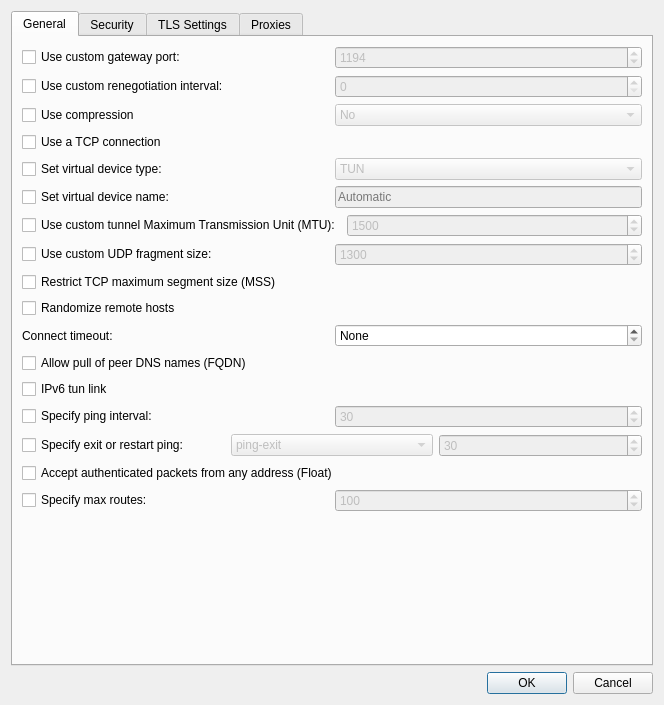
Above: vpn/openvpn/openvpnadvanced.ui from KDE/plasma-nm before the change. Below: the same form after it.
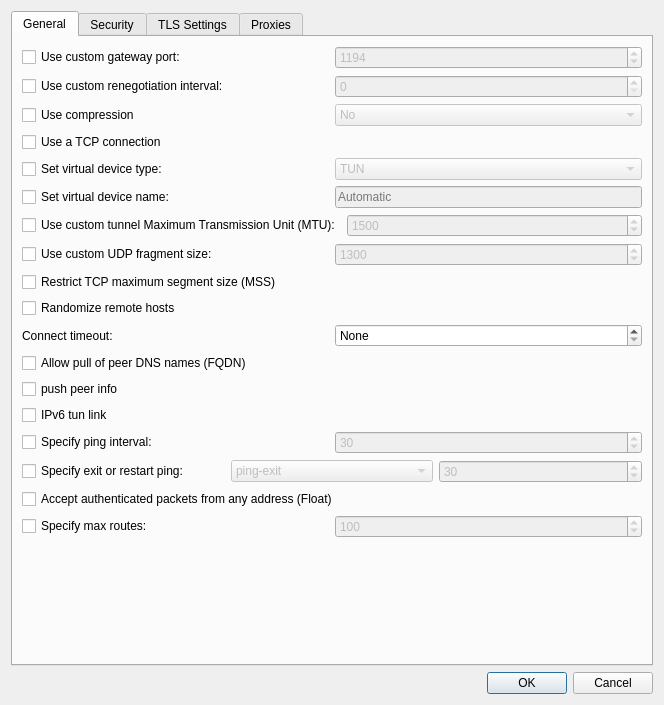
That is the form after the change. Custom widgets are drawn as their Qt base class.

Commit message: openvpn: Implement push-peer-info

Patch:
```diff
--- a/vpn/openvpn/openvpnadvanced.ui
+++ b/vpn/openvpn/openvpnadvanced.ui
@@ -361,6 +361,16 @@
          </property>
         </widget>
        </item>
+      <item>
+       <widget class="QCheckBox" name="chkPushPeerInfo">
+        <property name="toolTip">
+         <string>Push client information to the server for diagnostics.</string>
+        </property>
+        <property name="text">
+         <string>push peer info</string>
+        </property>
+       </widget>
+      </item>
        <item>
         <widget class="QCheckBox" name="chkIpv6TunLink">
          <property name="toolTip">
```
Left out of the diff: 1 changed line with no effect on the pictures. Lines whose indentation alone changed are shown as unchanged. The commit also changes 1 other file.
